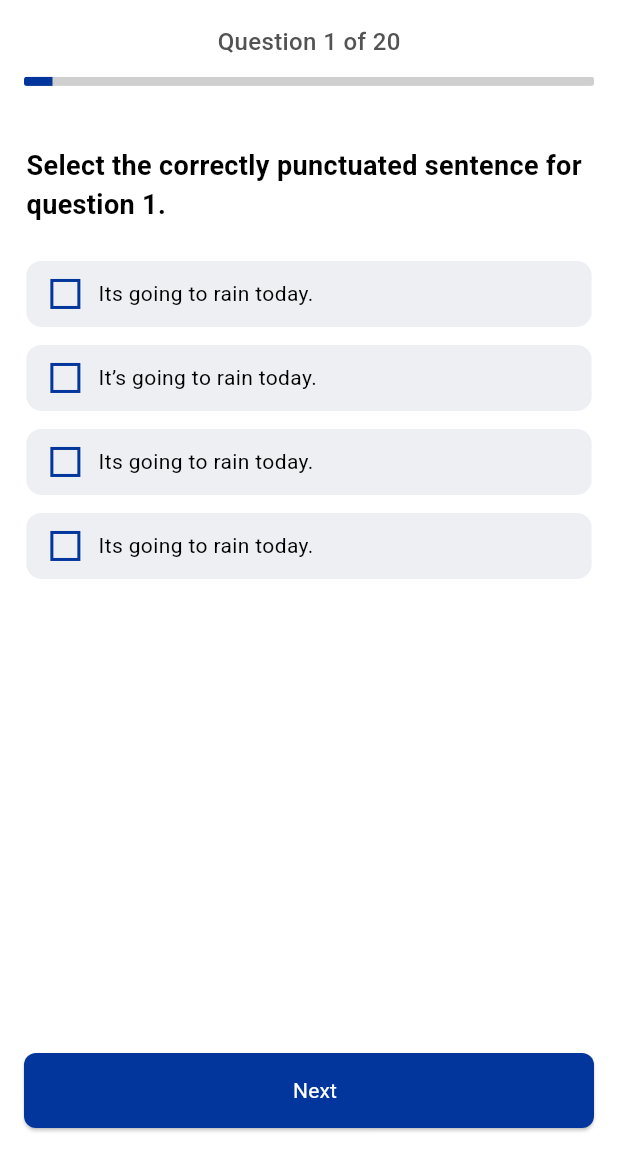
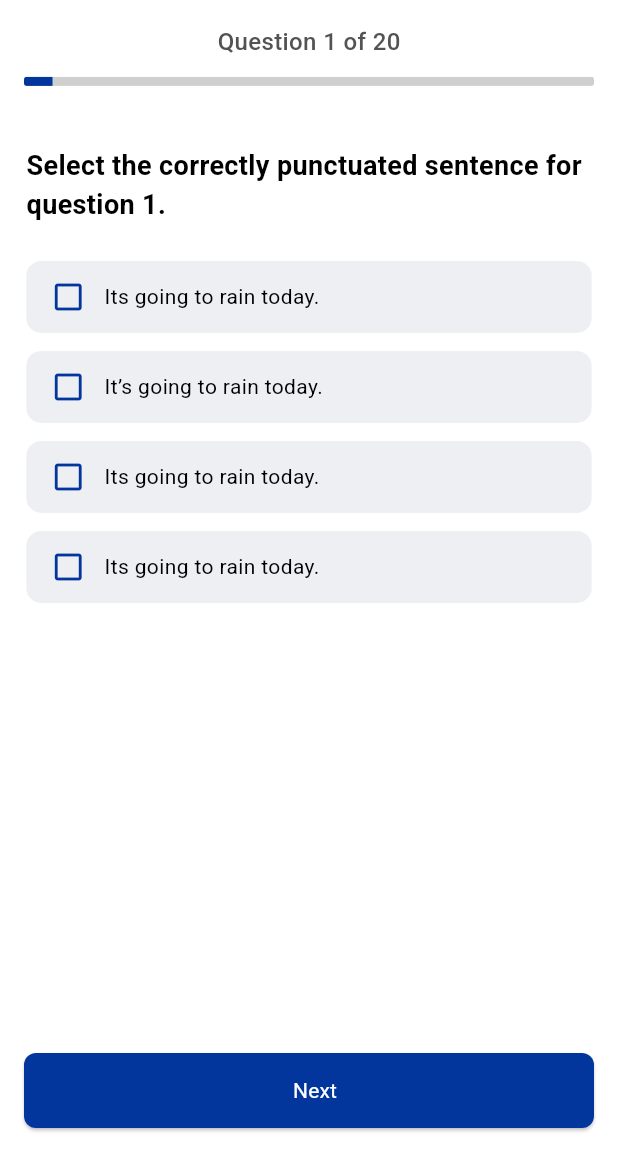
Before and after one commit to ahmedyosry433/Team13-Exam-App, a Flutter app: the screen it shows after launch, on a phone screen of 412 x 824 dp, the part 84-1236 px from its top. Run offline on Flutter 3.47's test engine with Material 3 defaults, Android fonts, the phone set to English and light mode, and no system bars; our stand-ins replace cached_network_image, dio, easy_localization, equatable, flutter_bloc, flutter_cache_manager and 15 more; generated files the repository leaves out were written again; project files that could hold a hidden picture were left out.

Commit message:
refactor: replace custom container with checkbox icon in answer item and hardcode temporary authentication token in interceptors

```diff
--- a/lib/features/questions/presentation/view/widgets/answer_item.dart
+++ b/lib/features/questions/presentation/view/widgets/answer_item.dart
@@ -96,16 +96,10 @@ class CheckBoxSelection extends StatelessWidget {
             color: AppColors.primaryLight,
             size: AppSize.s24,
           )
-        : Container(
-            width: AppSize.s20,
-            height: AppSize.s20,
-            decoration: BoxDecoration(
-              shape: BoxShape.rectangle,
-              border: Border.all(
-                color: AppColors.primaryLight,
-                width: AppSize.s2,
-              ),
-            ),
+        : Icon(
+            Icons.check_box_outline_blank,
+            color: AppColors.primaryLight,
+            size: AppSize.s24,
           );
   }
 }
```
